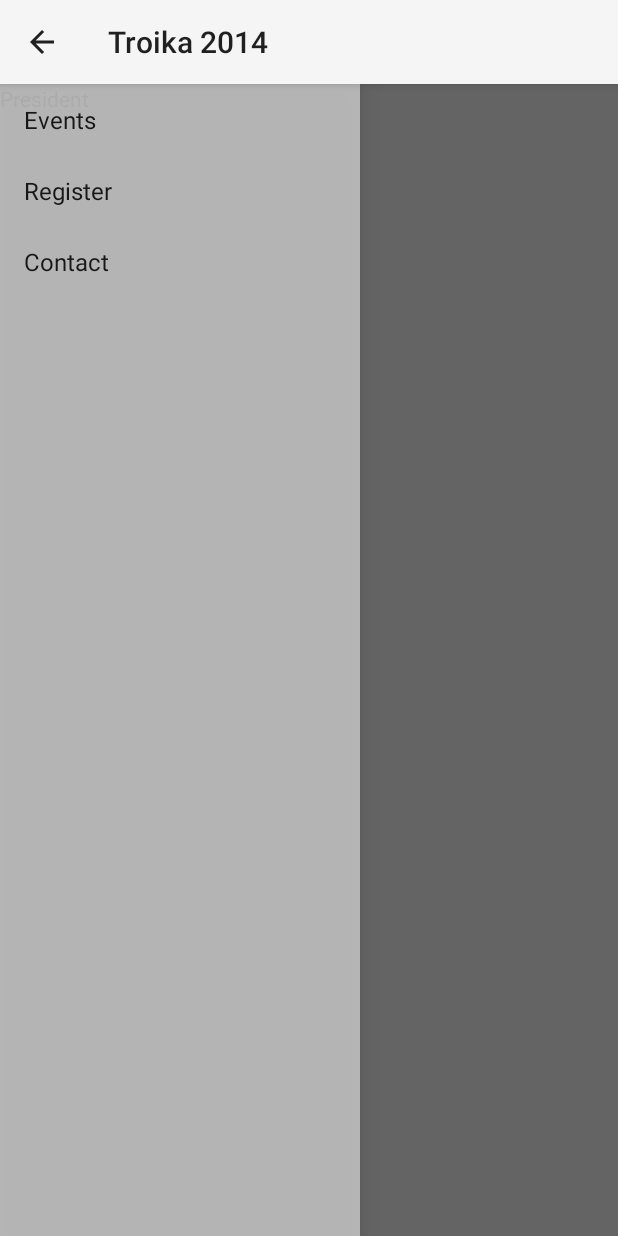
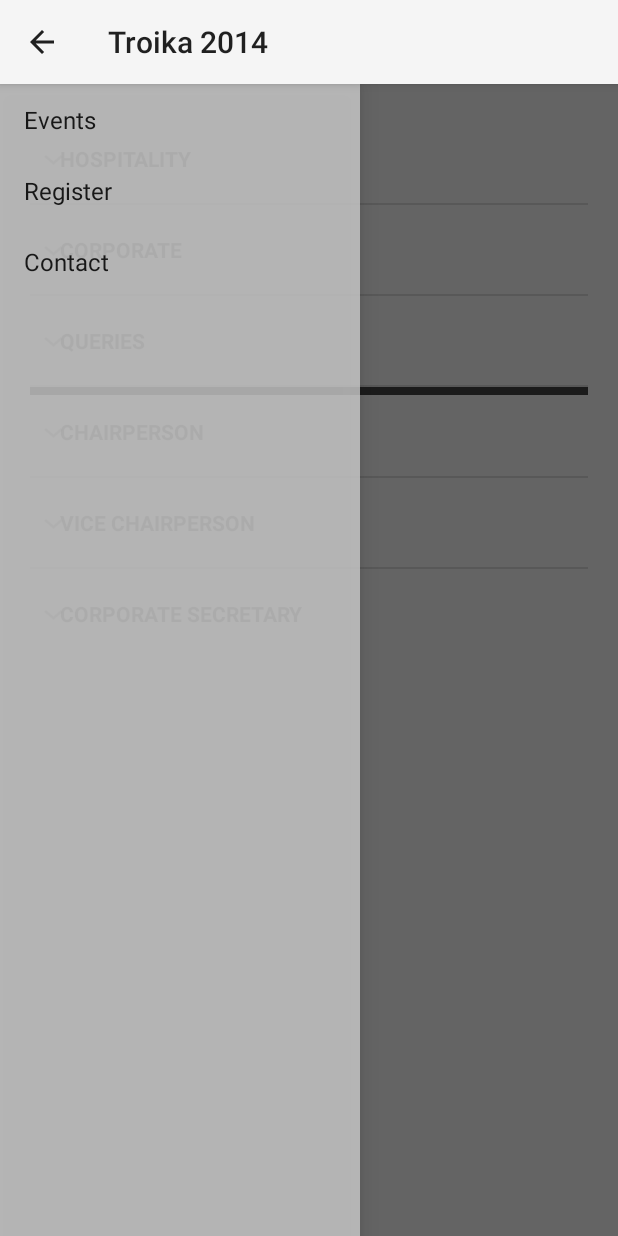
Before and after one commit to championswimmer/IEEE_DTU_Troika_Android_App, an Android app: the fragment ContactFragment placed in its activity, on a phone screen of 412 x 824 dp. Run offline under Robolectric (Android 15) with nearby library versions, the phone set to English and light mode, and no system bars; libraries missing offline, so code that uses them is left out: com.astuetz; 4 statements that could not run were skipped.

Commit message:
beautify the contact screen
Signed-off-by: Arnav Gupta <championswimmer@aokp.co>

```diff
--- a/App/src/main/java/org/ieeedtu/troika/utils/ContactsListAdapter.java
+++ b/App/src/main/java/org/ieeedtu/troika/utils/ContactsListAdapter.java
@@ -1,6 +1,7 @@
 package org.ieeedtu.troika.utils;
 
 import android.app.Activity;
+import android.graphics.Color;
 import android.view.LayoutInflater;
 import android.view.View;
 import android.view.ViewGroup;
@@ -46,12 +47,23 @@ public class ContactsListAdapter extends BaseExpandableListAdapter {
     public View getChildView(int groupPosition, final int childPosition,
                              boolean isLastChild, View convertView, ViewGroup parent) {
         final String children = (String) getChild(groupPosition, childPosition);
-        TextView text = null;
+        TextView key, value;
         if (convertView == null) {
             convertView = inflater.inflate(R.layout.list_contacts_details, null);
         }
-        text = (TextView) convertView.findViewById(R.id.contact_details_email);
-        text.setText(children);
+        key = (TextView) convertView.findViewById(R.id.contact_details_key);
+        value = (TextView) convertView.findViewById(R.id.contact_details_value);
+
+        if ((groupPosition<3)&&(childPosition==0)) {
+            key.setVisibility(View.GONE);
+            value.setVisibility(View.GONE);
+            convertView.setVisibility(View.GONE);
+        } else {
+            key.setVisibility(View.VISIBLE);
+            value.setVisibility(View.VISIBLE);
+            convertView.setVisibility(View.VISIBLE);
+        }
+        value.setText(children);
 
         return convertView;
     }
@@ -96,7 +108,16 @@ public class ContactsListAdapter extends BaseExpandableListAdapter {
         if (convertView == null) {
             convertView = inflater.inflate(R.layout.list_contacts_title, null);
         }
-        ((TextView) convertView).setText(contact.cTitle[groupPosition]);
+        View partition = convertView.findViewById(R.id.contact_title_partition);
+        TextView contactTitle = (TextView) convertView.findViewById(R.id.contact_title);
+        contactTitle.setText(contact.cTitle[groupPosition]);
+        if (groupPosition==3) {
+            partition.setBackgroundColor(Color.DKGRAY);
+            partition.setVisibility(View.VISIBLE);
+        } else {
+            partition.setVisibility(View.INVISIBLE);
+        }
+
         return convertView;
     }
 
--- a/App/src/main/res/layout/fragment_contact.xml
+++ b/App/src/main/res/layout/fragment_contact.xml
@@ -7,6 +7,7 @@
     <ExpandableListView
         android:layout_width="wrap_content"
         android:layout_height="wrap_content"
+        android:padding="20dp"
         android:id="@+id/contact_list">
 
     </ExpandableListView>
--- a/App/src/main/res/values/strings.xml
+++ b/App/src/main/res/values/strings.xml
@@ -226,19 +226,39 @@ With this thought we present to you VIHAAN, the event organized by WIE IEEE that
     </string-array>
 
     <string-array name="contact_title">
-        <item>"President"</item>
+        <item>"Hospitality"</item>
+        <item>"Corporate"</item>
+        <item>"Queries"</item>
+        <item>"Chairperson"</item>
+        <item>"Vice Chairperson"</item>
+        <item>"Corporate Secretary"</item>
     </string-array>
 
     <string-array name="contact_name">
-        <item>"Rishi Pandey</item>
+        <item>"Hospitality Information"</item>
+        <item>"Sponsorship Information"</item>
+        <item>"General Information"</item>
+        <item>"Rishi Pandey"</item>
+        <item>"Nancy Aggarwal"</item>
+        <item>"Kalpit Sarda"</item>
     </string-array>
 
     <string-array name="contact_phone">
-        <item>"999999999"</item>
+        <item>""</item>
+        <item>""</item>
+        <item>""</item>
+        <item>"+91-7503845891"</item>
+        <item>"+91-9999504697"</item>
+        <item>"+91-9953919433"</item>
     </string-array>
 
     <string-array name="contact_email">
-        <item>"somebody@something.com"</item>
+        <item>"hospitality.troika14@dcetech.com"</item>
+        <item>"sponsorship.troika14@dcetech.com"</item>
+        <item>"queries.troika14@dcetech.com"</item>
+        <item>"rishipandey777@gmail.com"</item>
+        <item>"nancy22418@gmail.com"</item>
+        <item>"sardakalpit@gmail.com"</item>
     </string-array>
 
 
```
Also changed, not shown: App/src/main/res/layout/list_contacts_details.xml (+14 -5 lines), App/src/main/res/layout/list_contacts_title.xml (+20 -5 lines).
